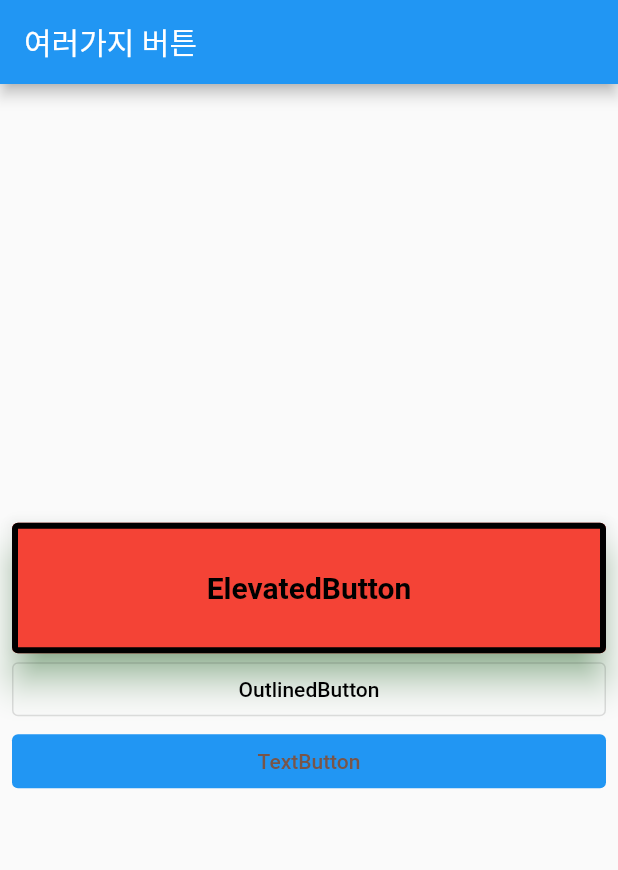
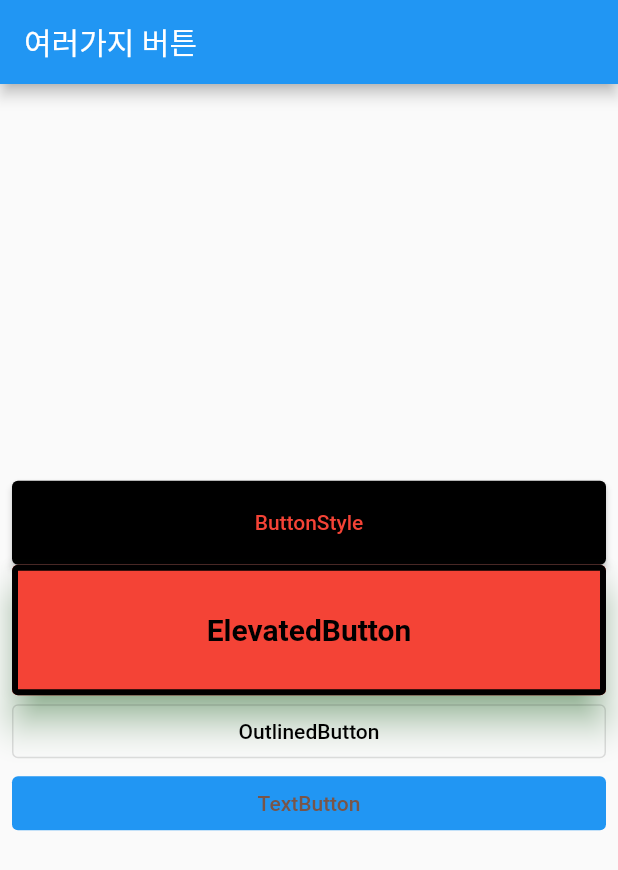
Before and after one commit to sweetswift/buttons, a Flutter app: the screen it shows after launch, on a phone screen of 412 x 824 dp. Shown: the top 870 px of the screen. Run offline on Flutter 3.47's test engine with Material 2 defaults, Android fonts, the phone set to English and light mode, and no system bars.

Commit message:
Add: ButtonStyle 사용해보기

```diff
--- a/lib/screen/home_screen.dart
+++ b/lib/screen/home_screen.dart
@@ -15,6 +15,46 @@ class HomeScreen extends StatelessWidget {
           mainAxisAlignment: MainAxisAlignment.center,
           crossAxisAlignment: CrossAxisAlignment.stretch,
           children: [
+            ElevatedButton(
+              onPressed: () {},
+              child: Text('ButtonStyle'),
+              style: ButtonStyle(
+                backgroundColor: MaterialStateProperty.resolveWith(
+                    (Set<MaterialState> states) {
+                  if (states.contains(MaterialState.pressed)) {
+                    return Colors.green;
+                  }
+
+                  return Colors.black;
+                }),
+                foregroundColor: MaterialStateProperty.resolveWith(
+                    (Set<MaterialState> states) {
+                  // Material State
+                  //
+                  // hovered - 호버링 상태 (마우스 커서를 올려놓은 상태)
+                  // focused - 포커스 상태 (텍스트 필드)
+                  // pressed - 눌렸을때
+                  // dragged - 드래그 됐을때
+                  // selected - 선택됐을때 (체크박스, 라디오버튼)
+                  // scrollUnder - 다른 컴포넌트 밑으로 스크롤링 됐을때
+                  // disabled - 비활성화 산택
+                  // error - 에러상태
+                  if (states.contains(MaterialState.pressed)) {
+                    return Colors.white;
+                  }
+
+                  return Colors.red;
+                }),
+                padding: MaterialStateProperty.resolveWith(
+                    (Set<MaterialState> states) {
+                      if(states.contains(MaterialState.pressed)){
+                        return EdgeInsets.all(100.0);
+                      }
+                      return EdgeInsets.all(20.0);
+                    },
+                ),
+              ),
+            ),
             ElevatedButton(
               onPressed: () {},
               style: ElevatedButton.styleFrom(
```
